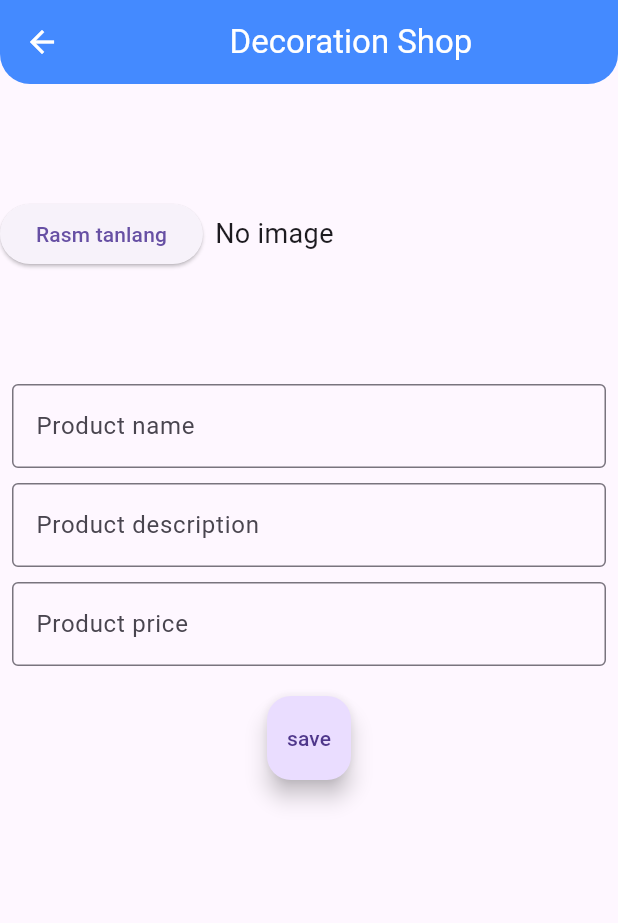
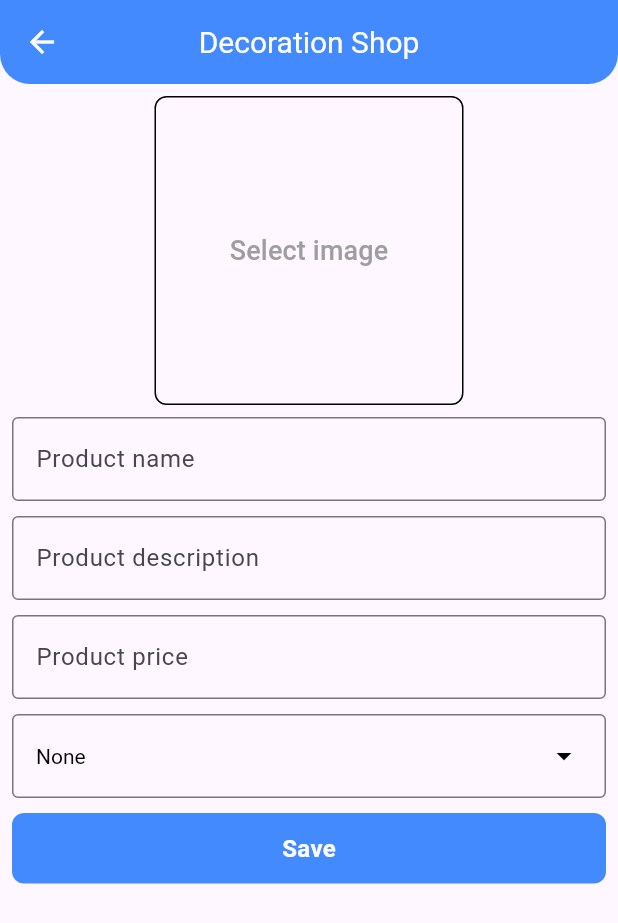
Before and after one commit to MurotxonovAnvarxon/my_shopping_admin, a Flutter app: the AddProduct screen opened directly, on a phone screen of 412 x 824 dp. Shown: the top 923 px of the screen. Run offline on Flutter 3.47's test engine with Material 3 defaults, Android fonts, the light colour scheme and no system bars; our stand-ins replace cloud_firestore, firebase_core, firebase_storage, image_picker; accounts and stored records are empty; network calls fail.

Commit message:
AddProduct Full

```diff
--- a/lib/product_data/product_data.dart
+++ b/lib/product_data/product_data.dart
@@ -1,12 +1,13 @@
 import 'package:cloud_firestore/cloud_firestore.dart';
 
 class Product {
-  final String id; // Unique document ID in Firestore
+  final String id;
   final String name;
   final String description;
   final double price;
   final String imageUrl;
-  final bool isAvailable; // Indicates product availability
+  final bool isAvailable;
+  final String categories;
 
   Product({
     required this.id,
@@ -15,6 +16,7 @@ class Product {
     required this.price,
     required this.imageUrl,
     required this.isAvailable,
+    required this.categories
   });
 
   // Convert Product object to a map (for Firestore)
@@ -27,6 +29,7 @@ class Product {
       'imageUrl': imageUrl,
       'isAvailable': isAvailable,
       'createdAt': Timestamp.now(),
+      'categories': categories
     };
   }
 }
--- a/lib/screens/add_prodect_screen/add_product_screen.dart
+++ b/lib/screens/add_prodect_screen/add_product_screen.dart
@@ -22,12 +22,20 @@ class _AddProductState extends State<AddProduct> {
   TextEditingController controllerDescription = TextEditingController();
   TextEditingController controllerPrice = TextEditingController();
 
-
   String imageUrl = ''; // Set the actual image URL here
 
   // Function to generate a unique ID (e.g., using Firestore auto-generated ID)
   String generateUniqueId() {
     return FirebaseFirestore.instance.collection('products').doc().id;
+  }
+
+  void showSnackbar(BuildContext context, String message) {
+    ScaffoldMessenger.of(context).showSnackBar(
+      SnackBar(
+        content: Text(message),
+        duration: Duration(seconds: 2), // Adjust as needed
+      ),
+    );
   }
 
   // Function to add product to Firestore
@@ -43,7 +51,7 @@ class _AddProductState extends State<AddProduct> {
           price: double.parse(controllerPrice.text.trim()),
           imageUrl: imageUrl,
           isAvailable: true,
-      );
+          categories: selectedCategory);
 
       // Add the product to 'products' collection in Firestore
       await FirebaseFirestore.instance
@@ -58,8 +66,8 @@ class _AddProductState extends State<AddProduct> {
     }
   }
 
-
-  Future<void> uploadImageToFirebase(File image, String firebaseStoragePath) async {
+  Future<void> uploadImageToFirebase(
+      File image, String firebaseStoragePath) async {
     try {
       // Firebase Storage ni olish
       final storage = FirebaseStorage.instance;
@@ -78,6 +86,7 @@ class _AddProductState extends State<AddProduct> {
     }
   }
 
+  String selectedCategory = 'None';
 
   Future<void> pickImage() async {
     final picker = ImagePicker();
@@ -91,9 +100,12 @@ class _AddProductState extends State<AddProduct> {
       }
     });
   }
+
 //koment
   @override
   Widget build(BuildContext context) {
+    final List<String> categories = ['None', 'All', 'Category A', 'Category B'];
+    String dropdownValue = categories.first;
     return Scaffold(
       appBar: AppBar(
         iconTheme: const IconThemeData(color: Colors.white),
@@ -102,32 +114,41 @@ class _AddProductState extends State<AddProduct> {
             bottom: Radius.circular(20),
           ),
         ),
-        title: const Center(
-          child: Text(
+        title: const Text(
           "Decoration Shop",
-            style: TextStyle(color: Colors.white),
+          style: TextStyle(color: Colors.white, fontSize: 20),
         ),
-        ),
+        centerTitle: true,
         backgroundColor: Colors.blueAccent,
       ),
-      body: Column(
+      body: SingleChildScrollView(
+        scrollDirection: Axis.vertical,
+        primary: true,
+        child: Column(
           children: [
-          SizedBox(
-            height: 200,
+            Padding(
+              padding: const EdgeInsets.symmetric(vertical: 8.0),
+              child: Container(
+                decoration: BoxDecoration(
+                    borderRadius: BorderRadius.circular(8),
+                    border: Border.all(color: Colors.black, width: 1)),
+                height: MediaQuery.of(context).size.width / 2,
+                width: MediaQuery.of(context).size.width / 2,
                 child: Row(
+                  mainAxisAlignment: MainAxisAlignment.center,
                   children: [
-                ElevatedButton(
-                  onPressed: pickImage,
-                  child: const Text('Rasm tanlang'),
-                ),
                     Padding(
                       padding: const EdgeInsets.all(8.0),
                       child: Expanded(
                         child: image == null
-                        ? const Center(
-                            child: Text(
-                              'No image',
-                              style: TextStyle(fontSize: 18),
+                            ? Center(
+                                child: TextButton(
+                                  onPressed: pickImage,
+                                  child: const Text(
+                                    'Select image',
+                                    style: TextStyle(
+                                        fontSize: 18, color: Colors.grey),
+                                  ),
                                 ),
                               )
                             : AspectRatio(
@@ -142,6 +163,7 @@ class _AddProductState extends State<AddProduct> {
                       ),
                     ),
                   ],
+                ),
               ),
             ),
             Padding(
@@ -193,17 +215,90 @@ class _AddProductState extends State<AddProduct> {
               ),
             ),
             SizedBox(
+              height: 10,
+            ),
+            Padding(
+              padding: const EdgeInsets.symmetric(horizontal: 8.0),
+              child: InputDecorator(
+                decoration: const InputDecoration(border: OutlineInputBorder()),
+                child: DropdownButtonHideUnderline(
+                  child: DropdownButton<String>(
+                    dropdownColor: Colors.white,
+                    isDense: true,
+                    underline: Container(
+                      color: Colors.black,
+                      width: 20,
                       height: 20,
                     ),
-          FloatingActionButton(
-            onPressed: ()async {
+                    value: selectedCategory,
+                    style: const TextStyle(color: Colors.black),
+                    iconDisabledColor: Colors.black,
+                    iconEnabledColor: Colors.black,
+                    onChanged: (String? newValue) {
+                      if (newValue != null) {
+                        setState(() {
+                          selectedCategory = newValue;
+                        });
+                      }
+                    },
+                    items: categories
+                        .map<DropdownMenuItem<String>>((String category) {
+                      return DropdownMenuItem<String>(
+                        value: category,
+                        child: Text(category),
+                      );
+                    }).toList(),
+                  ),
+                ),
+              ),
+            ),
+            SizedBox(
+              height: 10,
+            ),
+            Padding(
+              padding: const EdgeInsets.symmetric(horizontal: 8.0),
+              child: InkWell(
+                onTap: () async {
                   // File? image = await pickImage();
+                  if (selectedCategory != 'None') {
                     addProductToFirestore();
-              uploadImageToFirebase(image!, "images/${DateTime.now().millisecondsSinceEpoch}.jpg");
+                    Navigator.pop(context);
+                  } else {
+                    showSnackbar(context, 'Please select a category');
+                  }
+                  // uploadImageToFirebase(image!,
+                  //     "images/${DateTime.now().millisecondsSinceEpoch}.jpg");
                 },
-            child: Text("save"),
-          )
+                child: Container(
+                  decoration: BoxDecoration(
+                      borderRadius: BorderRadius.circular(8),
+                      color: Colors.blueAccent),
+                  child: const Padding(
+                    padding: EdgeInsets.all(12.0),
+                    child: Center(
+                      child: Text(
+                        'Save',
+                        style: TextStyle(
+                            fontSize: 16,
+                            color: Colors.white,
+                            fontWeight: FontWeight.w600),
+                      ),
+                    ),
+                  ),
+                ),
+              ),
+            ),
+            // FloatingActionButton(
+            //   onPressed: () async {
+            //     // File? image = await pickImage();
+            //     addProductToFirestore();
+            //     uploadImageToFirebase(image!,
+            //         "images/${DateTime.now().millisecondsSinceEpoch}.jpg");
+            //   },
+            //   child: Text("save"),
+            // )
           ],
+        ),
       ),
     );
   }
```
Also changed, not shown: lib/components/dropdown.dart (added, +38 -0 lines). Lines whose indentation alone changed are shown as unchanged.
